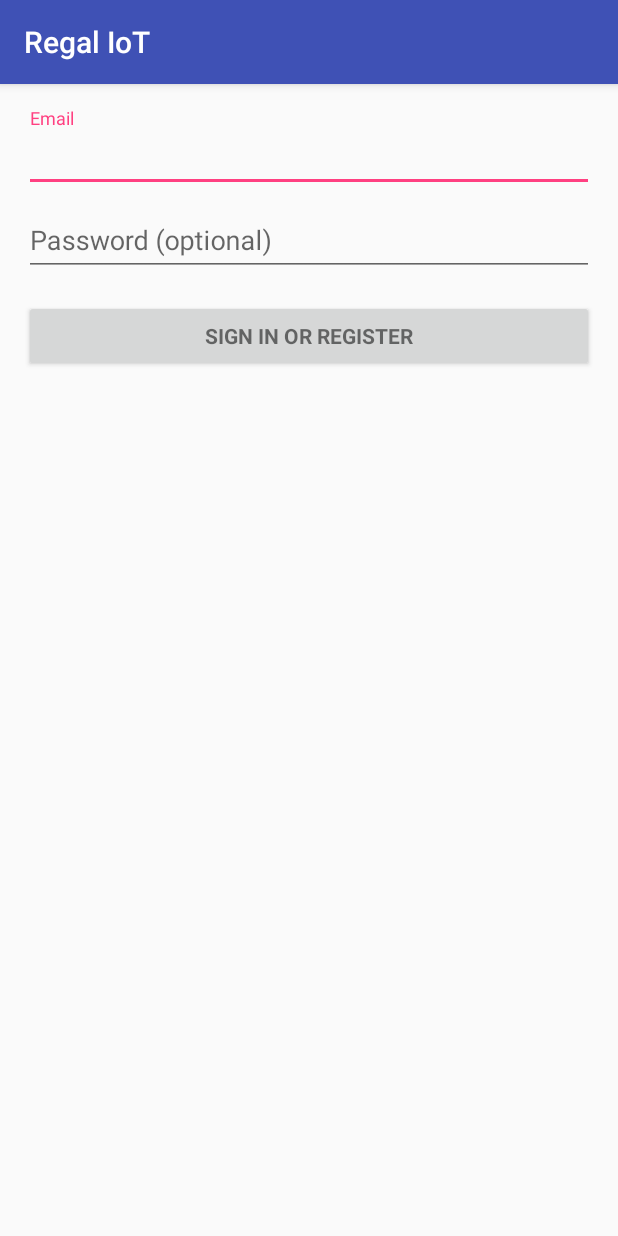
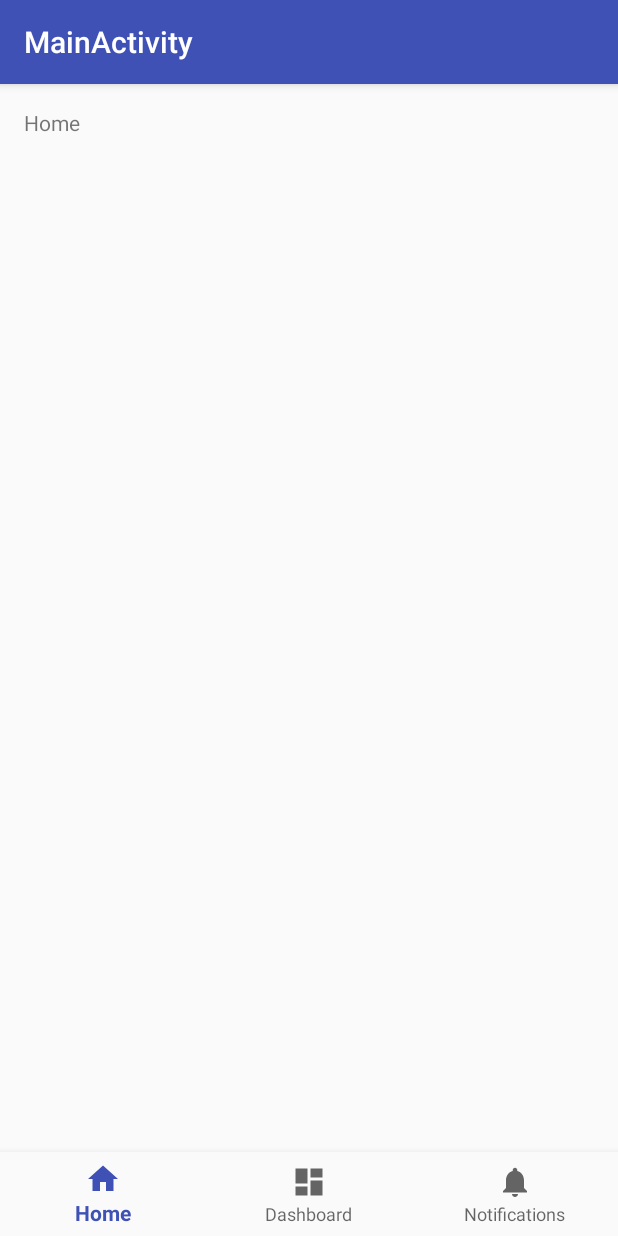
Before and after one commit to jbeaulieu/regal_iot, an Android app: the screen it shows after launch (LoginActivity before the commit, MainActivity after it), on a phone screen of 412 x 824 dp. Run offline under Robolectric (Android 15) with nearby library versions, the phone set to English and light mode, and no system bars.

Commit message:
Add main android activity
Add main activity to android project, with bottom navigation for displaying different motor stats

```diff
--- a/android/RegalIoT/app/build.gradle
+++ b/android/RegalIoT/app/build.gradle
@@ -10,6 +10,7 @@
         versionCode 1
         versionName "1.0"
         testInstrumentationRunner "android.support.test.runner.AndroidJUnitRunner"
+        vectorDrawables.useSupportLibrary = true
     }
     buildTypes {
         release {
@@ -26,5 +27,6 @@
     })
     compile 'com.android.support:appcompat-v7:25.3.1'
     compile 'com.android.support:design:25.3.1'
+    compile 'com.android.support:support-vector-drawable:25.3.1'
     testCompile 'junit:junit:4.12'
 }
--- a/android/RegalIoT/app/src/main/AndroidManifest.xml
+++ b/android/RegalIoT/app/src/main/AndroidManifest.xml
@@ -17,6 +17,10 @@
         <activity
             android:name=".LoginActivity"
             android:label="@string/app_name">
+        </activity>
+        <activity
+            android:name=".MainActivity"
+            android:label="@string/title_activity_main">
             <intent-filter>
                 <action android:name="android.intent.action.MAIN" />
 
--- /dev/null
+++ b/android/RegalIoT/app/src/main/java/com/regal/iotdemo/MainActivity.java
@@ -0,0 +1,45 @@
+package com.regal.iotdemo;
+
+import android.os.Bundle;
+import android.support.annotation.NonNull;
+import android.support.design.widget.BottomNavigationView;
+import android.support.v7.app.AppCompatActivity;
+import android.view.MenuItem;
+import android.widget.TextView;
+
+public class MainActivity extends AppCompatActivity {
+
+    private TextView mTextMessage;
+
+    private BottomNavigationView.OnNavigationItemSelectedListener mOnNavigationItemSelectedListener
+            = new BottomNavigationView.OnNavigationItemSelectedListener() {
+
+        @Override
+        public boolean onNavigationItemSelected(@NonNull MenuItem item) {
+            switch (item.getItemId()) {
+                case R.id.navigation_home:
+                    mTextMessage.setText(R.string.title_home);
+                    return true;
+                case R.id.navigation_dashboard:
+                    mTextMessage.setText(R.string.title_dashboard);
+                    return true;
+                case R.id.navigation_notifications:
+                    mTextMessage.setText(R.string.title_notifications);
+                    return true;
+            }
+            return false;
+        }
+
+    };
+
+    @Override
+    protected void onCreate(Bundle savedInstanceState) {
+        super.onCreate(savedInstanceState);
+        setContentView(R.layout.activity_main);
+
+        mTextMessage = (TextView) findViewById(R.id.message);
+        BottomNavigationView navigation = (BottomNavigationView) findViewById(R.id.navigation);
+        navigation.setOnNavigationItemSelectedListener(mOnNavigationItemSelectedListener);
+    }
+
+}
--- /dev/null
+++ b/android/RegalIoT/app/src/main/res/drawable/ic_dashboard_black_24dp.xml
@@ -0,0 +1,9 @@
+<vector xmlns:android="http://schemas.android.com/apk/res/android"
+    android:width="24dp"
+    android:height="24dp"
+    android:viewportHeight="24.0"
+    android:viewportWidth="24.0">
+    <path
+        android:fillColor="#FF000000"
+        android:pathData="M3,13h8L11,3L3,3v10zM3,21h8v-6L3,15v6zM13,21h8L21,11h-8v10zM13,3v6h8L21,3h-8z" />
+</vector>
--- /dev/null
+++ b/android/RegalIoT/app/src/main/res/drawable/ic_home_black_24dp.xml
@@ -0,0 +1,9 @@
+<vector xmlns:android="http://schemas.android.com/apk/res/android"
+    android:width="24dp"
+    android:height="24dp"
+    android:viewportHeight="24.0"
+    android:viewportWidth="24.0">
+    <path
+        android:fillColor="#FF000000"
+        android:pathData="M10,20v-6h4v6h5v-8h3L12,3 2,12h3v8z" />
+</vector>
--- /dev/null
+++ b/android/RegalIoT/app/src/main/res/drawable/ic_notifications_black_24dp.xml
@@ -0,0 +1,9 @@
+<vector xmlns:android="http://schemas.android.com/apk/res/android"
+    android:width="24dp"
+    android:height="24dp"
+    android:viewportHeight="24.0"
+    android:viewportWidth="24.0">
+    <path
+        android:fillColor="#FF000000"
+        android:pathData="M12,22c1.1,0 2,-0.9 2,-2h-4c0,1.1 0.89,2 2,2zM18,16v-5c0,-3.07 -1.64,-5.64 -4.5,-6.32L13.5,4c0,-0.83 -0.67,-1.5 -1.5,-1.5s-1.5,0.67 -1.5,1.5v0.68C7.63,5.36 6,7.92 6,11v5l-2,2v1h16v-1l-2,-2z" />
+</vector>
--- /dev/null
+++ b/android/RegalIoT/app/src/main/res/layout/activity_main.xml
@@ -0,0 +1,37 @@
+<?xml version="1.0" encoding="utf-8"?>
+<LinearLayout xmlns:android="http://schemas.android.com/apk/res/android"
+    xmlns:app="http://schemas.android.com/apk/res-auto"
+    xmlns:tools="http://schemas.android.com/tools"
+    android:id="@+id/container"
+    android:layout_width="match_parent"
+    android:layout_height="match_parent"
+    android:orientation="vertical"
+    tools:context="com.regal.iotdemo.MainActivity">
+
+    <FrameLayout
+        android:id="@+id/content"
+        android:layout_width="match_parent"
+        android:layout_height="0dp"
+        android:layout_weight="1">
+
+        <TextView
+            android:id="@+id/message"
+            android:layout_width="match_parent"
+            android:layout_height="wrap_content"
+            android:layout_marginBottom="@dimen/activity_vertical_margin"
+            android:layout_marginLeft="@dimen/activity_horizontal_margin"
+            android:layout_marginRight="@dimen/activity_horizontal_margin"
+            android:layout_marginTop="@dimen/activity_vertical_margin"
+            android:text="@string/title_home" />
+
+    </FrameLayout>
+
+    <android.support.design.widget.BottomNavigationView
+        android:id="@+id/navigation"
+        android:layout_width="match_parent"
+        android:layout_height="wrap_content"
+        android:layout_gravity="bottom"
+        android:background="?android:attr/windowBackground"
+        app:menu="@menu/navigation" />
+
+</LinearLayout>
--- /dev/null
+++ b/android/RegalIoT/app/src/main/res/menu/navigation.xml
@@ -0,0 +1,19 @@
+<?xml version="1.0" encoding="utf-8"?>
+<menu xmlns:android="http://schemas.android.com/apk/res/android">
+
+    <item
+        android:id="@+id/navigation_home"
+        android:icon="@drawable/ic_home_black_24dp"
+        android:title="@string/title_home" />
+
+    <item
+        android:id="@+id/navigation_dashboard"
+        android:icon="@drawable/ic_dashboard_black_24dp"
+        android:title="@string/title_dashboard" />
+
+    <item
+        android:id="@+id/navigation_notifications"
+        android:icon="@drawable/ic_notifications_black_24dp"
+        android:title="@string/title_notifications" />
+
+</menu>
--- a/android/RegalIoT/app/src/main/res/values/strings.xml
+++ b/android/RegalIoT/app/src/main/res/values/strings.xml
@@ -13,4 +13,8 @@
     <string name="permission_rationale">"Contacts permissions are needed for providing email
         completions."
     </string>
+    <string name="title_activity_main">MainActivity</string>
+    <string name="title_home">Home</string>
+    <string name="title_dashboard">Dashboard</string>
+    <string name="title_notifications">Notifications</string>
 </resources>
```
